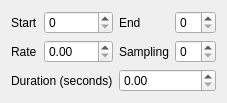
First picture: the form in YUViewLib/ui/playlistItem.ui, repository IENT/YUView, before the edit.
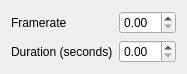
Second picture: the form after the edit.

Commit message: Removed old resampling (framerate/cut) code

The edit to the form file:
```diff
--- a/YUViewLib/ui/playlistItem.ui
+++ b/YUViewLib/ui/playlistItem.ui
@@ -6,8 +6,8 @@
    <rect>
     <x>0</x>
     <y>0</y>
-    <width>202</width>
-    <height>92</height>
+    <width>168</width>
+    <height>64</height>
    </rect>
   </property>
   <property name="windowTitle">
@@ -15,76 +15,25 @@
   </property>
   <layout class="QVBoxLayout" name="wrapperLayout">
    <item>
-    <layout class="QGridLayout" name="gridLayout" columnstretch="0,1,0,1">
-     <item row="0" column="0">
-      <widget class="QLabel" name="labelStart">
-       <property name="toolTip">
-        <string>&lt;html&gt;&lt;head/&gt;&lt;body&gt;&lt;p&gt;Only play a subset of all available frames in the sequence. &lt;/p&gt;&lt;p&gt;&lt;span style=&quot; font-weight:600;&quot;&gt;Note: &lt;/span&gt;The start and end frame can not be outside of the range of available frames in the sequence.&lt;/p&gt;&lt;/body&gt;&lt;/html&gt;</string>
-       </property>
-       <property name="text">
-        <string>Start</string>
-       </property>
-      </widget>
-     </item>
+    <layout class="QGridLayout" name="gridLayout" columnstretch="0,0,0,0">
      <item row="0" column="1">
-      <widget class="QSpinBox" name="startSpinBox">
-       <property name="toolTip">
-        <string>&lt;html&gt;&lt;head/&gt;&lt;body&gt;&lt;p&gt;Only play a subset of all available frames in the sequence. &lt;/p&gt;&lt;p&gt;&lt;span style=&quot; font-weight:600;&quot;&gt;Note: &lt;/span&gt;The start and end frame can not be outside of the range of available frames in the sequence.&lt;/p&gt;&lt;/body&gt;&lt;/html&gt;</string>
-       </property>
-      </widget>
-     </item>
-     <item row="1" column="1">
       <widget class="QDoubleSpinBox" name="rateSpinBox">
        <property name="toolTip">
         <string>&lt;html&gt;&lt;head/&gt;&lt;body&gt;&lt;p&gt;At what rate should the sequence be played?&lt;/p&gt;&lt;p&gt;&lt;span style=&quot; font-weight:600;&quot;&gt;Note: &lt;/span&gt;YUView will try to get to this rate as good as possible. If playback is too slow, try to use a bigger cache size (See File-&amp;gt;Settings).&lt;/p&gt;&lt;/body&gt;&lt;/html&gt;</string>
        </property>
       </widget>
      </item>
-     <item row="1" column="2">
-      <widget class="QLabel" name="labelSampling">
-       <property name="toolTip">
-        <string>Only display every n-th frame in the sequence</string>
-       </property>
-       <property name="text">
-        <string>Sampling</string>
-       </property>
-      </widget>
-     </item>
-     <item row="1" column="3">
-      <widget class="QSpinBox" name="samplingSpinBox">
-       <property name="toolTip">
-        <string>Only display every n-th frame in the sequence</string>
-       </property>
-      </widget>
-     </item>
-     <item row="0" column="2">
-      <widget class="QLabel" name="labelEnd">
-       <property name="toolTip">
-        <string>&lt;html&gt;&lt;head/&gt;&lt;body&gt;&lt;p&gt;Only play a subset of all available frames in the sequence. &lt;/p&gt;&lt;p&gt;&lt;span style=&quot; font-weight:600;&quot;&gt;Note: &lt;/span&gt;The start and end frame can not be outside of the range of available frames in the sequence.&lt;/p&gt;&lt;/body&gt;&lt;/html&gt;</string>
-       </property>
-       <property name="text">
-        <string>End</string>
-       </property>
-      </widget>
-     </item>
-     <item row="1" column="0">
+     <item row="0" column="0">
       <widget class="QLabel" name="labelRate">
        <property name="toolTip">
         <string>&lt;html&gt;&lt;head/&gt;&lt;body&gt;&lt;p&gt;At what rate should the sequence be played?&lt;/p&gt;&lt;p&gt;&lt;span style=&quot; font-weight:600;&quot;&gt;Note: &lt;/span&gt;YUView will try to get to this rate as good as possible. If playback is too slow, try to use a bigger cache size (See File-&amp;gt;Settings).&lt;/p&gt;&lt;/body&gt;&lt;/html&gt;</string>
        </property>
        <property name="text">
-        <string>Rate</string>
+        <string>Framerate</string>
        </property>
       </widget>
      </item>
-     <item row="0" column="3">
-      <widget class="QSpinBox" name="endSpinBox">
-       <property name="toolTip">
-        <string>&lt;html&gt;&lt;head/&gt;&lt;body&gt;&lt;p&gt;Only play a subset of all available frames in the sequence. &lt;/p&gt;&lt;p&gt;&lt;span style=&quot; font-weight:600;&quot;&gt;Note: &lt;/span&gt;The start and end frame can not be outside of the range of available frames in the sequence.&lt;/p&gt;&lt;/body&gt;&lt;/html&gt;</string>
-       </property>
-      </widget>
-     </item>
-     <item row="2" column="0" colspan="2">
+     <item row="1" column="0">
       <widget class="QLabel" name="durationLabel">
        <property name="toolTip">
         <string>If playback is running, how long should the current item be displayed before we go to the next item in the playlist?</string>
@@ -94,7 +43,7 @@
        </property>
       </widget>
      </item>
-     <item row="2" column="2" colspan="2">
+     <item row="1" column="1">
       <widget class="QDoubleSpinBox" name="durationSpinBox">
        <property name="toolTip">
         <string>If playback is running, how long should the current item be displayed before we go to the next item in the playlist?</string>
```
Left out of the diff: 4 changed lines with no effect on the pictures. The commit also changes 29 other files.
